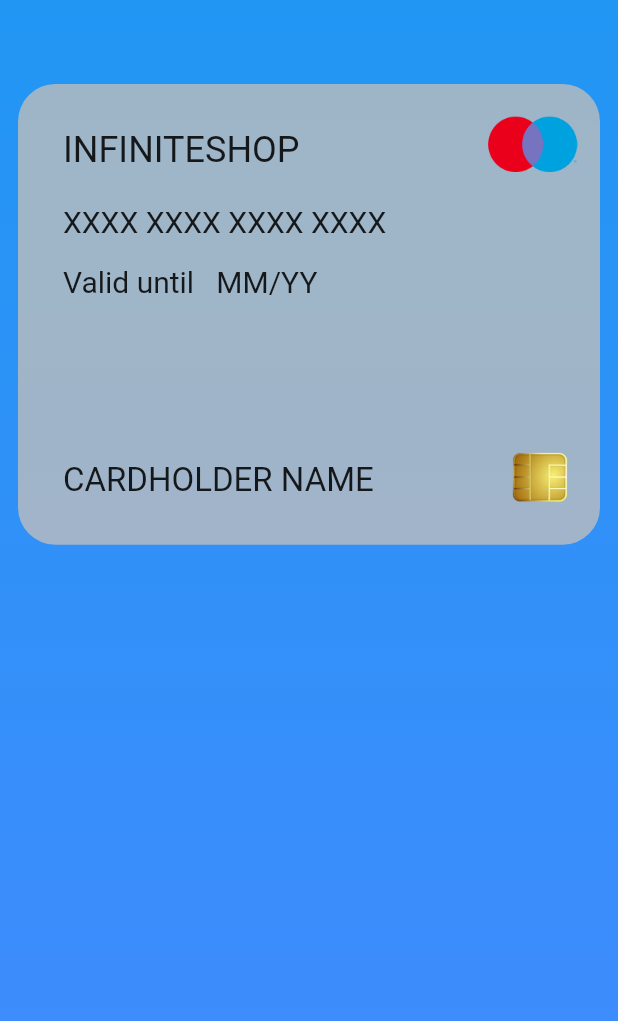
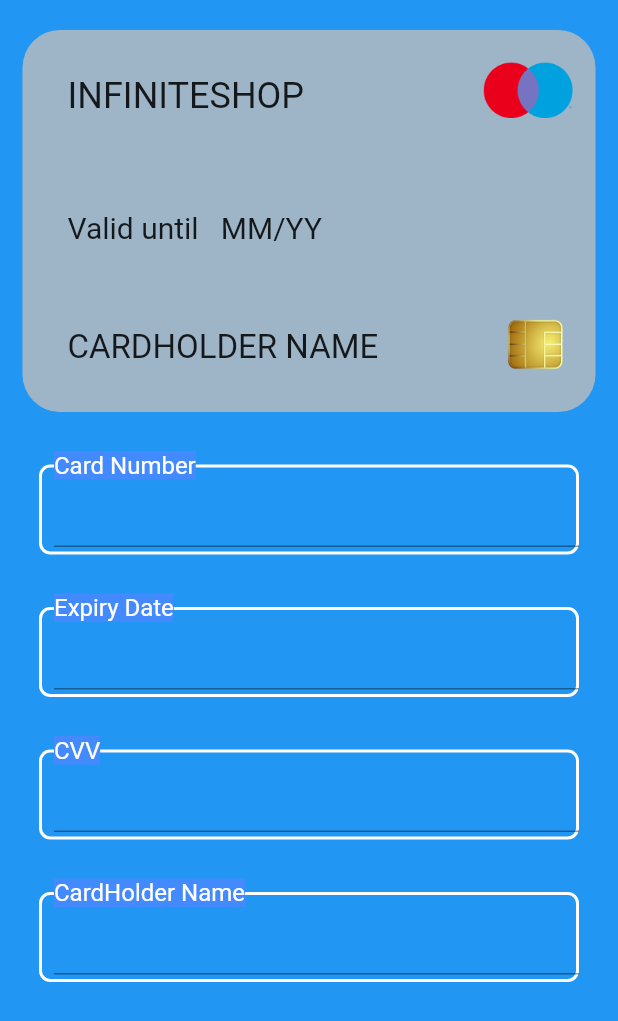
Before and after one commit to devenderbutani21/challenge-4, a Flutter app: the screen it shows after launch, on a phone screen of 412 x 824 dp. Shown: the top 1021 px of the screen. Run offline on Flutter 3.47's test engine with Material 2 defaults, Android fonts, the phone set to English and light mode, and no system bars; drawn by our look-alikes of flip_card.

Commit message:
Textfield fixed

```diff
--- /dev/null
+++ b/lib/custom_container.dart
@@ -0,0 +1,42 @@
+import 'package:flutter/material.dart';
+
+class CustomContainer extends StatelessWidget {
+  final String labelText;
+  final Widget childWidget;
+
+  const CustomContainer({this.labelText, this.childWidget});
+
+  @override
+  Widget build(BuildContext context) {
+    return Stack(
+      children: <Widget>[
+        Positioned(
+          bottom: 0,
+          child: Container(
+            width: 360,
+            height: 60,
+            decoration: BoxDecoration(
+              borderRadius: BorderRadius.all(Radius.circular(7.5)),
+              border: Border.all(color: Colors.white, width: 2.0),
+            ),
+          ),
+        ),
+        Positioned(
+          left: 10,
+          bottom: 50,
+          child: Container(
+            color: Colors.blueAccent,
+            child: Text(
+              labelText,
+              style: TextStyle(
+                color: Colors.white,
+                fontSize: 16.0,
+              ),
+            ),
+          ),
+        ),
+        childWidget,
+      ],
+    );
+  }
+}
--- a/lib/main.dart
+++ b/lib/main.dart
@@ -1,5 +1,7 @@
 import 'package:flutter/material.dart';
 import 'package:flip_card/flip_card.dart';
+
+import 'custom_container.dart';
 
 void main() => runApp(MyApp());
 
@@ -15,7 +17,24 @@ class MyApp extends StatelessWidget {
   }
 }
 
-class HomePage extends StatelessWidget {
+class HomePage extends StatefulWidget {
+  @override
+  _HomePageState createState() => _HomePageState();
+}
+
+class _HomePageState extends State<HomePage> {
+  final cardNoController = TextEditingController();
+  final expDateController = TextEditingController();
+  final cvvController = TextEditingController();
+  final cardHolderNameController = TextEditingController();
+
+  @override
+  void dispose() {
+    // Clean up the controller when the widget is disposed.
+    cardNoController.dispose();
+    super.dispose();
+  }
+
   _renderBg() {
     return Container(
       decoration: BoxDecoration(
@@ -46,14 +65,11 @@ class HomePage extends StatelessWidget {
   _renderContent(context) {
     return Card(
       elevation: 0.0,
-      margin: EdgeInsets.only(left: 12.0, right: 12.0, top: 0.0, bottom: 0.0),
+      margin: EdgeInsets.only(left: 15.0, right: 15.0, top: 20.0, bottom: 0.0),
       color: Color(0x00000000),
       child: FlipCard(
         direction: FlipDirection.HORIZONTAL,
         speed: 1000,
-        onFlipDone: (status) {
-          print(status);
-        },
         front: Container(
           decoration: BoxDecoration(
             color: Colors.grey.shade400.withOpacity(0.8),
@@ -96,7 +112,8 @@ class HomePage extends StatelessWidget {
                 top: 80,
                 left: 30,
                 child: Text(
-                  'XXXX XXXX XXXX XXXX',
+//                  'XXXX XXXX XXXX XXXX',
+                  cardNoController.text,
                   style: TextStyle(
                     fontSize: 20,
                   ),
@@ -187,28 +204,106 @@ class HomePage extends StatelessWidget {
 
   @override
   Widget build(BuildContext context) {
-//    Size deviceSize = MediaQuery.of(context).size;
+    Size deviceSize = MediaQuery.of(context).size;
     return SafeArea(
       child: Scaffold(
-        body: Stack(
-          fit: StackFit.expand,
-          children: <Widget>[
-            _renderBg(),
-            Column(
-              crossAxisAlignment: CrossAxisAlignment.stretch,
+        body: SingleChildScrollView(
+          child: Container(
+            color: Colors.blue,
+            height: deviceSize.height,
+            width: deviceSize.width,
+            child: Column(
               children: <Widget>[
-                _renderAppBar(context),
-                Expanded(
-                  flex: 4,
+                Container(
+                  height: deviceSize.height / 3,
+                  width: deviceSize.width,
                   child: _renderContent(context),
                 ),
-                Expanded(
-                  flex: 6,
-                  child: Container(),
+                Container(
+                  height: deviceSize.height * 2 / 3,
+                  width: deviceSize.width,
+                  child: SingleChildScrollView(
+                    child: Column(
+                      children: <Widget>[
+                        CustomContainer(
+                          labelText: 'Card Number',
+                          childWidget: Container(
+                            height: 60,
+                            width: 350,
+                            margin: EdgeInsets.only(
+                              top: 30,
+                              left: 10,
+                              bottom: 5,
+                            ),
+                            child: TextField(
+                              controller: cardNoController,
+                              style: TextStyle(
+                                fontSize: 40.0,
+                              ),
+                            ),
+                          ),
+                        ),
+                        CustomContainer(
+                          labelText: 'Expiry Date',
+                          childWidget: Container(
+                            height: 60,
+                            width: 350,
+                            margin: EdgeInsets.only(
+                              top: 30,
+                              left: 10,
+                              bottom: 5,
+                            ),
+                            child: TextField(
+                              controller: cardNoController,
+                              style: TextStyle(
+                                fontSize: 40.0,
+                              ),
+                            ),
+                          ),
+                        ),
+                        CustomContainer(
+                          labelText: 'CVV',
+                          childWidget: Container(
+                            height: 60,
+                            width: 350,
+                            margin: EdgeInsets.only(
+                              top: 30,
+                              left: 10,
+                              bottom: 5,
+                            ),
+                            child: TextField(
+                              controller: cardNoController,
+                              style: TextStyle(
+                                fontSize: 40.0,
+                              ),
+                            ),
+                          ),
+                        ),
+                        CustomContainer(
+                          labelText: 'CardHolder Name',
+                          childWidget: Container(
+                            height: 60,
+                            width: 350,
+                            margin: EdgeInsets.only(
+                              top: 30,
+                              left: 10,
+                              bottom: 5,
+                            ),
+                            child: TextField(
+                              controller: cardNoController,
+                              style: TextStyle(
+                                fontSize: 40.0,
+                              ),
+                            ),
+                          ),
+                        ),
+                      ],
+                    ),
+                  ),
                 ),
               ],
-            )
-          ],
+            ),
+          ),
         ),
       ),
     );
```
